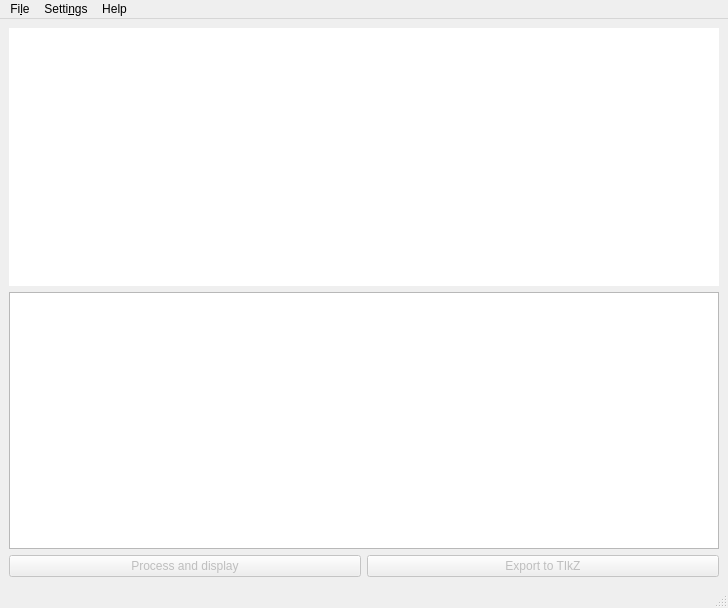
This is pycirkuit/ui/mainwindow.ui in orestesmas/pycirkuit as Qt 5 draws it before an edit. The edited form follows.
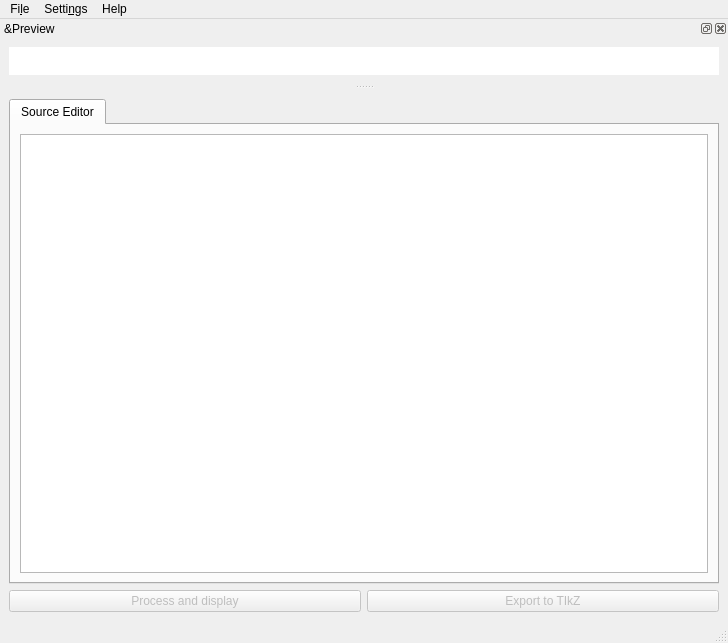
This is the edited form. Icons and pictures are not drawn.

Commit message: Finestra de previsualització feta 'dockable'

```diff
--- a/pycirkuit/ui/mainwindow.ui
+++ b/pycirkuit/ui/mainwindow.ui
@@ -7,7 +7,7 @@
     <x>0</x>
     <y>0</y>
     <width>728</width>
-    <height>608</height>
+    <height>643</height>
    </rect>
   </property>
   <property name="minimumSize">
@@ -26,46 +26,27 @@
   <widget class="QWidget" name="centralwidget">
    <layout class="QVBoxLayout" name="verticalLayout">
     <item>
-     <widget class="QLabel" name="imatge">
-      <property name="sizePolicy">
-       <sizepolicy hsizetype="Preferred" vsizetype="Preferred">
-        <horstretch>1</horstretch>
-        <verstretch>1</verstretch>
-       </sizepolicy>
+     <widget class="QTabWidget" name="tabWidget">
+      <property name="currentIndex">
+       <number>0</number>
       </property>
-      <property name="font">
-       <font>
-        <pointsize>18</pointsize>
-        <weight>75</weight>
-        <bold>true</bold>
-       </font>
-      </property>
-      <property name="autoFillBackground">
-       <bool>false</bool>
-      </property>
-      <property name="styleSheet">
-       <string notr="true">background-color: rgb(255, 255, 255);
-color: rgb(255, 0, 0);</string>
-      </property>
-      <property name="text">
-       <string/>
-      </property>
-      <property name="scaledContents">
-       <bool>false</bool>
-      </property>
-      <property name="alignment">
-       <set>Qt::AlignCenter</set>
-      </property>
-     </widget>
-    </item>
-    <item>
-     <widget class="QTextEdit" name="sourceText">
-      <property name="sizePolicy">
-       <sizepolicy hsizetype="Expanding" vsizetype="Expanding">
-        <horstretch>1</horstretch>
-        <verstretch>1</verstretch>
-       </sizepolicy>
-      </property>
+      <widget class="QWidget" name="tab">
+       <attribute name="title">
+        <string>Source Editor</string>
+       </attribute>
+       <layout class="QHBoxLayout" name="horizontalLayout_3">
+        <item>
+         <widget class="QTextEdit" name="sourceText">
+          <property name="sizePolicy">
+           <sizepolicy hsizetype="Expanding" vsizetype="Expanding">
+            <horstretch>0</horstretch>
+            <verstretch>0</verstretch>
+           </sizepolicy>
+          </property>
+         </widget>
+        </item>
+       </layout>
+      </widget>
      </widget>
     </item>
     <item>
@@ -128,6 +109,69 @@
    <addaction name="menuHelp"/>
   </widget>
   <widget class="QStatusBar" name="statusBar"/>
+  <widget class="QDockWidget" name="dockWidget">
+   <property name="sizePolicy">
+    <sizepolicy hsizetype="Preferred" vsizetype="Preferred">
+     <horstretch>0</horstretch>
+     <verstretch>0</verstretch>
+    </sizepolicy>
+   </property>
+   <property name="windowTitle">
+    <string>&amp;Preview</string>
+   </property>
+   <attribute name="dockWidgetArea">
+    <number>4</number>
+   </attribute>
+   <widget class="QWidget" name="dockWidgetContents">
+    <property name="sizePolicy">
+     <sizepolicy hsizetype="Preferred" vsizetype="Preferred">
+      <horstretch>0</horstretch>
+      <verstretch>0</verstretch>
+     </sizepolicy>
+    </property>
+    <layout class="QHBoxLayout" name="horizontalLayout_2">
+     <item>
+      <widget class="QLabel" name="imatge">
+       <property name="sizePolicy">
+        <sizepolicy hsizetype="MinimumExpanding" vsizetype="MinimumExpanding">
+         <horstretch>1</horstretch>
+         <verstretch>1</verstretch>
+        </sizepolicy>
+       </property>
+       <property name="minimumSize">
+        <size>
+         <width>20</width>
+         <height>20</height>
+        </size>
+       </property>
+       <property name="font">
+        <font>
+         <pointsize>18</pointsize>
+         <weight>75</weight>
+         <bold>true</bold>
+        </font>
+       </property>
+       <property name="autoFillBackground">
+        <bool>false</bool>
+       </property>
+       <property name="styleSheet">
+        <string notr="true">background-color: rgb(255, 255, 255);
+color: rgb(255, 0, 0);</string>
+       </property>
+       <property name="text">
+        <string/>
+       </property>
+       <property name="scaledContents">
+        <bool>false</bool>
+       </property>
+       <property name="alignment">
+        <set>Qt::AlignCenter</set>
+       </property>
+      </widget>
+     </item>
+    </layout>
+   </widget>
+  </widget>
   <action name="actionQuit">
    <property name="text">
     <string>&amp;Quit</string>
```
The commit also changes 1 other file.
